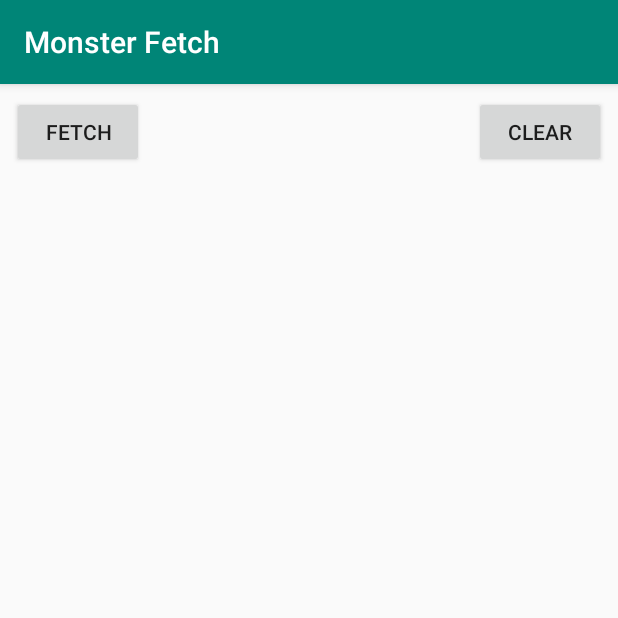
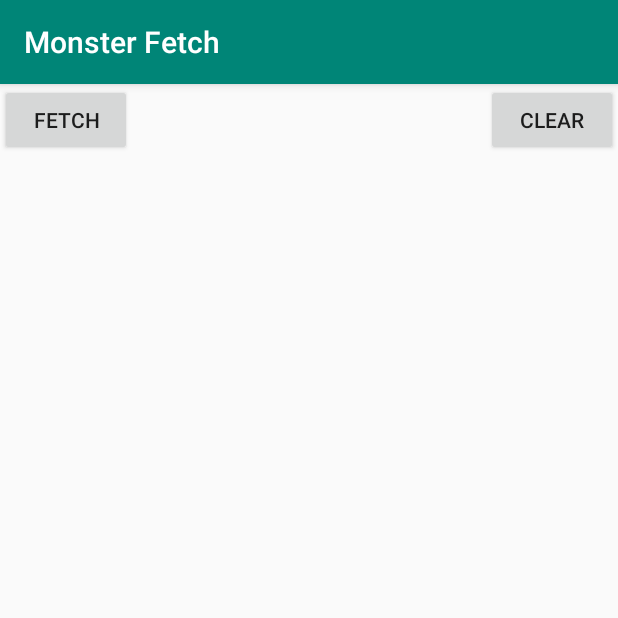
Before and after one commit to dashsublett/MonsterFetch, an Android app: the screen it shows after launch (MainActivity), on a phone screen of 412 x 824 dp, the top half of it. Run offline under Robolectric (Android 15) with nearby library versions, the phone set to English and light mode, and no system bars.

Commit message:
constrained RecyclerView, cleaned up code, removed hardcoded values in xml

```diff
--- a/app/src/main/java/com/example/dsublett/monsterfetch/MainActivity.kt
+++ b/app/src/main/java/com/example/dsublett/monsterfetch/MainActivity.kt
@@ -18,7 +18,6 @@ class MainActivity : AppCompatActivity() {
     }
     fun fetchMonsters(view: View) {
         this.progressBar.visibility = View.VISIBLE
-        // Asynchronously retrieve list of monsters, parse into List, add to data set
         UpdateMonsterList{ ml ->
             (this.rvMonsterList.adapter as? MonsterAdapter)?.monsters = ml.toMutableList()
             this.progressBar.visibility = View.INVISIBLE
--- a/app/src/main/java/com/example/dsublett/monsterfetch/MonsterAdapter.kt
+++ b/app/src/main/java/com/example/dsublett/monsterfetch/MonsterAdapter.kt
@@ -18,18 +18,15 @@ class MonsterAdapter(val context: Context) : RecyclerView.Adapter<ViewHolder>()
         return monsters.size
     }
     override fun onCreateViewHolder(parent: ViewGroup, viewType: Int): ViewHolder {
-        // Create the view holder
         return ViewHolder(LayoutInflater
                 .from(context)
                 .inflate(R.layout.monster_list_item, parent, false))
     }
     override fun onBindViewHolder(holder: ViewHolder, position: Int) {
-        // Bind monster name to text view
         holder.tvMonsterType?.text = monsters[position].name
     }
 }
 
 class ViewHolder(view: View) : RecyclerView.ViewHolder(view) {
-    // Reference the text view that holds the monster name
     val tvMonsterType = view.tv_monster_type
 }
--- a/app/src/main/res/layout/activity_main.xml
+++ b/app/src/main/res/layout/activity_main.xml
@@ -16,15 +16,13 @@
         android:text="@string/fetch"
         app:layout_constraintBottom_toBottomOf="parent"
         app:layout_constraintEnd_toEndOf="parent"
-        app:layout_constraintHorizontal_bias="0.0"
-        app:layout_constraintStart_toStartOf="parent" />
+        app:layout_constraintStart_toStartOf="parent"
+        app:layout_constraintTop_toBottomOf="@id/progressBar" />
 
     <Button
         android:id="@+id/fetchBtn"
         android:layout_width="wrap_content"
         android:layout_height="wrap_content"
-        android:layout_marginStart="8dp"
-        android:layout_marginTop="8dp"
         android:onClick="fetchMonsters"
         android:text="@string/fetch"
         app:layout_constraintStart_toStartOf="parent"
@@ -34,14 +32,9 @@
         android:id="@+id/clearBtn"
         android:layout_width="wrap_content"
         android:layout_height="wrap_content"
-        android:layout_marginStart="8dp"
-        android:layout_marginTop="8dp"
-        android:layout_marginEnd="8dp"
         android:onClick="clearDataSet"
         android:text="@string/clear"
         app:layout_constraintEnd_toEndOf="parent"
-        app:layout_constraintHorizontal_bias="1.0"
-        app:layout_constraintStart_toEndOf="@+id/fetchBtn"
         app:layout_constraintTop_toTopOf="parent" />
 
     <ProgressBar
@@ -49,16 +42,10 @@
         style="?android:attr/progressBarStyle"
         android:layout_width="wrap_content"
         android:layout_height="wrap_content"
-        android:layout_marginStart="8dp"
-        android:layout_marginTop="8dp"
-        android:layout_marginEnd="8dp"
-        android:layout_marginBottom="8dp"
         android:visibility="gone"
         app:layout_constraintBottom_toTopOf="@+id/rvMonsterList"
         app:layout_constraintEnd_toEndOf="parent"
         app:layout_constraintStart_toStartOf="parent"
-        app:layout_constraintTop_toBottomOf="@+id/clearBtn"
-        android:indeterminate="true"
-        app:layout_constraintVertical_bias="0.08" />
+        app:layout_constraintTop_toBottomOf="@+id/clearBtn" />
 
 </android.support.constraint.ConstraintLayout>
```
Also changed, not shown: app/src/main/res/layout/monster_list_item.xml (+11 -5 lines).
